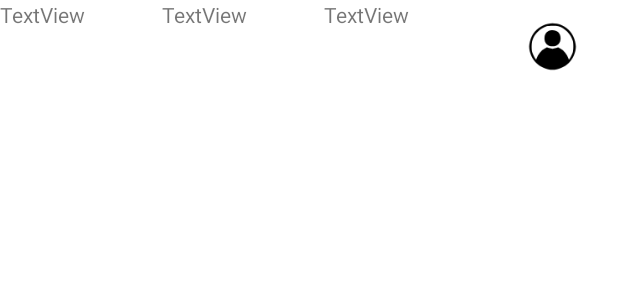
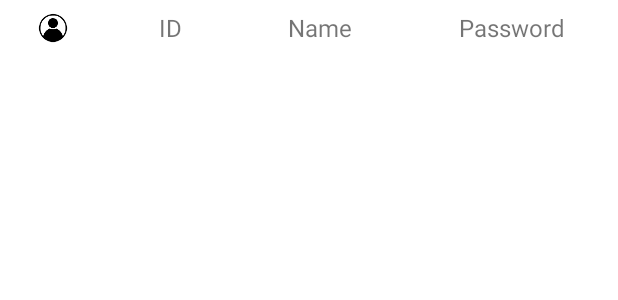
Before and after one commit to JohanRosas1327/Libreria, an Android app: the layout usuario_item_layout.xml on its own in the app's theme, with its tools: preview values and no code run, on a phone screen of 412 x 824 dp. Shown: the top 300 px of the screen. Run offline under Robolectric (Android 15) with nearby library versions, the phone set to English and light mode, and no system bars.

Commit message:
Interfaz Usuarios Registrados

```diff
--- a/app/src/main/res/layout/fragment_login.xml
+++ b/app/src/main/res/layout/fragment_login.xml
@@ -91,10 +91,13 @@
         app:layout_constraintTop_toTopOf="parent" />
 
     <androidx.recyclerview.widget.RecyclerView
-        android:layout_width="411dp"
-        android:layout_height="199dp"
+        android:layout_width="410dp"
+        android:layout_height="224dp"
+        android:layout_marginBottom="4dp"
         app:layout_constraintBottom_toBottomOf="parent"
         app:layout_constraintEnd_toEndOf="parent"
-        app:layout_constraintStart_toStartOf="parent" />
+        app:layout_constraintHorizontal_bias="0.0"
+        app:layout_constraintStart_toStartOf="parent"
+        tools:listitem="@layout/usuario_item_layout" />
 
 </androidx.constraintlayout.widget.ConstraintLayout>
--- a/app/src/main/res/layout/usuario_item_layout.xml
+++ b/app/src/main/res/layout/usuario_item_layout.xml
@@ -2,33 +2,40 @@
 <LinearLayout xmlns:android="http://schemas.android.com/apk/res/android"
     xmlns:app="http://schemas.android.com/apk/res-auto"
     android:layout_width="match_parent"
-    android:layout_height="match_parent">
-
-    <TextView
-        android:id="@+id/textView"
-        android:layout_width="wrap_content"
-        android:layout_height="wrap_content"
-        android:layout_weight="1"
-        android:text="TextView" />
-
-    <TextView
-        android:id="@+id/textView2"
-        android:layout_width="wrap_content"
-        android:layout_height="wrap_content"
-        android:layout_weight="1"
-        android:text="TextView" />
-
-    <TextView
-        android:id="@+id/textView3"
-        android:layout_width="wrap_content"
-        android:layout_height="wrap_content"
-        android:layout_weight="1"
-        android:text="TextView" />
+    android:layout_height="wrap_content">
 
     <ImageView
         android:id="@+id/imageView4"
-        android:layout_width="35dp"
-        android:layout_height="62dp"
+        android:layout_width="0dp"
+        android:layout_height="37dp"
         android:layout_weight="1"
         app:srcCompat="@drawable/user" />
+
+    <TextView
+        android:id="@+id/idPersonaLista"
+        android:layout_width="wrap_content"
+        android:layout_height="37dp"
+        android:layout_weight="1"
+        android:gravity="center"
+        android:text="@string/idhint"
+        android:textSize="16sp" />
+
+    <TextView
+        android:id="@+id/namePersonaLista"
+        android:layout_width="wrap_content"
+        android:layout_height="37dp"
+        android:layout_weight="1"
+        android:gravity="center"
+        android:text="@string/nameEditText"
+        android:textSize="16sp" />
+
+    <TextView
+        android:id="@+id/passwordPersonaLista"
+        android:layout_width="wrap_content"
+        android:layout_height="37dp"
+        android:layout_weight="1"
+        android:gravity="center"
+        android:text="@string/passwordHint"
+        android:textSize="16sp" />
+
 </LinearLayout>
```
